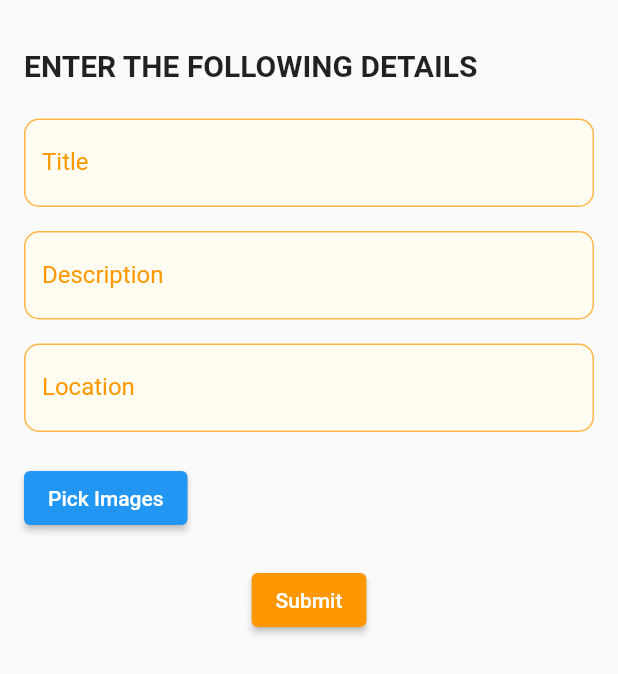
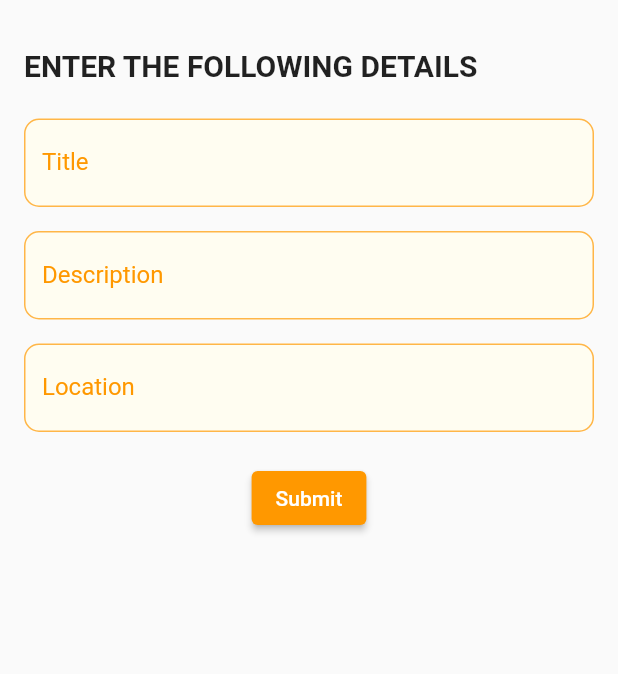
Before and after one commit to widejoy/make-a-ton, a Flutter app: the CreatePostScreen screen opened directly, on a phone screen of 412 x 824 dp. Shown: the top 674 px of the screen. Run offline on Flutter 3.47's test engine with Material 2 defaults, Android fonts, the light colour scheme and no system bars; our stand-ins replace cloud_firestore, firebase_auth, firebase_core, image_picker, share; accounts and stored records are empty.

Commit message:
fixed an error

```diff
--- a/lib/screens/create_post_screen.dart
+++ b/lib/screens/create_post_screen.dart
@@ -1,6 +1,5 @@
 import 'package:flutter/material.dart';
 import 'package:image_picker/image_picker.dart';
-import 'package:multi_image_picker/multi_image_picker.dart';
 import 'package:my_project/widgets/custom_field.dart';
 
 class CreatePostScreen extends StatefulWidget {
@@ -15,19 +14,6 @@ class _CreatePostScreenState extends State<CreatePostScreen> {
   final TextEditingController descriptionController = TextEditingController();
   final TextEditingController locationController = TextEditingController();
   final ImagePicker _picker = ImagePicker();
-  List<Asset> selectedImages = <Asset>[];
-
-  Future<void> pickImages() async {
-    List<Asset> resultList = <Asset>[];
-    resultList = await MultiImagePicker.pickImages(
-      maxImages: 5, // You can adjust the maximum number of images.
-      enableCamera: true,
-    );
-
-    setState(() {
-      selectedImages = resultList;
-    });
-  }
 
   @override
   Widget build(BuildContext context) {
@@ -53,38 +39,9 @@ class _CreatePostScreenState extends State<CreatePostScreen> {
             const SizedBox(height: 16),
             customField(locationController, 'Location'),
             const SizedBox(height: 20),
-            ElevatedButton(
-              onPressed: pickImages,
-              style: ButtonStyle(
-                backgroundColor: MaterialStateProperty.all(Colors.blue),
-              ),
-              child: const Text(
-                'Pick Images',
-                style: TextStyle(color: Colors.white),
-              ),
-            ),
-            // Display selected images
-            if (selectedImages.isNotEmpty)
-              Column(
-                children: [
-                  const Text('Selected Images:'),
-                  Column(
-                    children: selectedImages.map((Asset asset) {
-                      return AssetThumb(
-                        asset: asset,
-                        width: 300,
-                        height: 300,
-                      );
-                    }).toList(),
-                  ),
-                ],
-              ),
-            const SizedBox(height: 20),
             Center(
               child: ElevatedButton(
-                onPressed: () {
-                  // Handle the form submission with title, description, location, and selectedImages.
-                },
+                onPressed: () {},
                 style: ButtonStyle(
                   backgroundColor: MaterialStateProperty.all(Colors.orange),
                 ),
--- a/pubspec.yaml
+++ b/pubspec.yaml
@@ -39,7 +39,6 @@ dependencies:
   share: ^2.0.4
   firebase_auth: ^4.12.1
   image_picker: ^1.0.4
-  multi_image_picker: ^4.8.01
 
 dev_dependencies:
   flutter_test:
```
Also changed, not shown: pubspec.lock.
